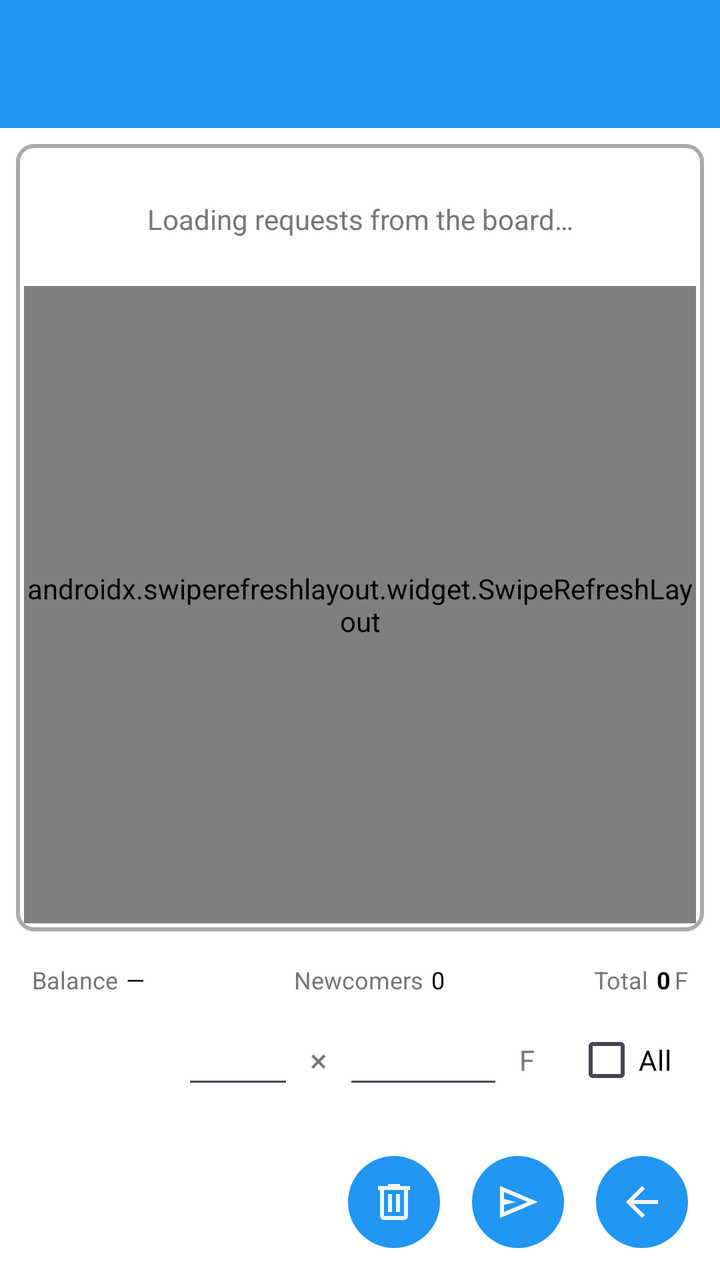
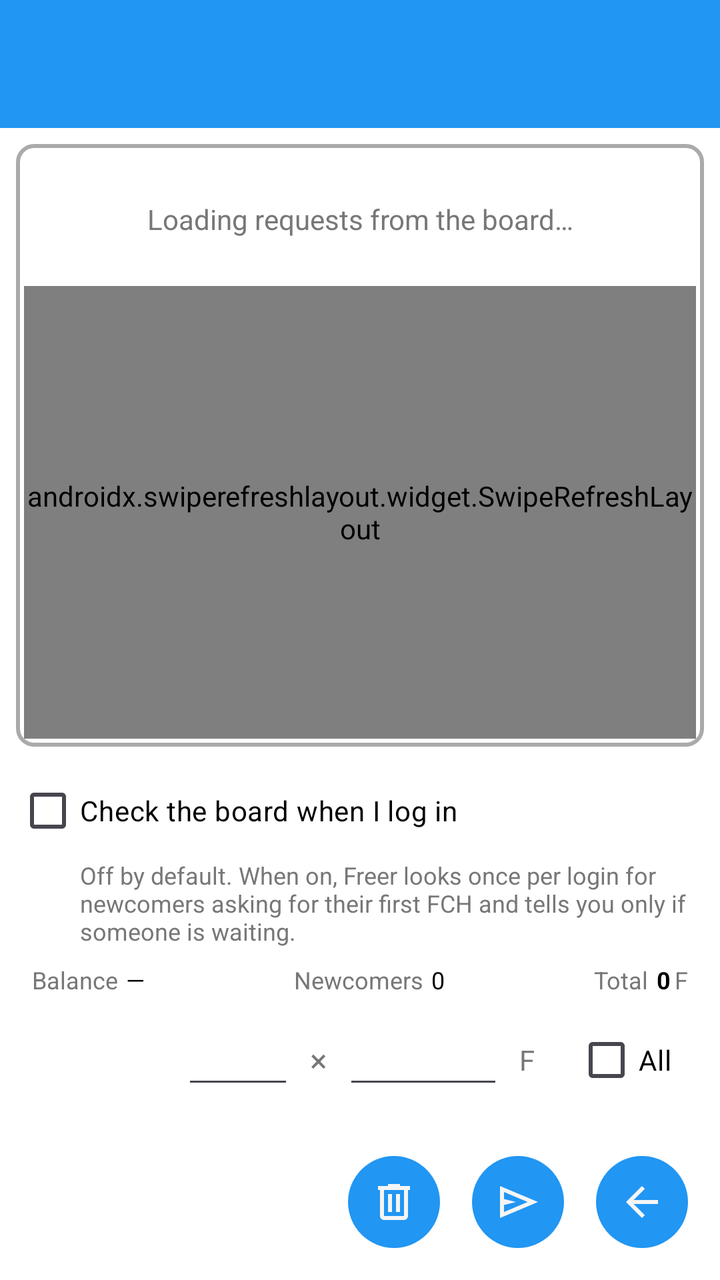

Compare the two renders of this Android layout. The source of the first and the diff that turns it into the second are given below.
<!-- AndroidManifest.xml: application theme Theme.Freer -->
<!-- res/layout/activity_newcomer_requests.xml -->
<?xml version="1.0" encoding="utf-8"?>
<LinearLayout xmlns:android="http://schemas.android.com/apk/res/android"
    android:layout_width="match_parent"
    android:layout_height="match_parent"
    android:orientation="vertical">

    <include layout="@layout/common_toolbar" />

    <LinearLayout
        android:layout_width="match_parent"
        android:layout_height="0dp"
        android:layout_weight="1"
        android:layout_margin="8dp"
        android:padding="4dp"
        android:orientation="vertical"
        android:background="@drawable/container_outline">

        <TextView
            android:id="@+id/empty_text"
            android:layout_width="match_parent"
            android:layout_height="wrap_content"
            android:padding="24dp"
            android:gravity="center"
            android:text="@string/newcomer_requests_loading"
            android:textColor="@color/hint"
            android:textSize="14sp" />

        <androidx.swiperefreshlayout.widget.SwipeRefreshLayout
            android:id="@+id/swipe_refresh_layout"
            android:layout_width="match_parent"
            android:layout_height="0dp"
            android:layout_weight="1">

            <androidx.recyclerview.widget.RecyclerView
                android:id="@+id/requests_recycler_view"
                android:layout_width="match_parent"
                android:layout_height="match_parent"
                android:clipToPadding="false"
                android:paddingBottom="8dp" />

        </androidx.swiperefreshlayout.widget.SwipeRefreshLayout>

    </LinearLayout>
    
    <LinearLayout
        android:layout_width="match_parent"
        android:layout_height="wrap_content"
        android:orientation="horizontal"
        android:paddingStart="16dp"
        android:paddingEnd="16dp"
        android:layout_marginTop="8dp"
        android:gravity="center_vertical">

        <TextView
            android:layout_width="wrap_content"
            android:layout_height="wrap_content"
            android:text="@string/balance"
            android:textColor="@color/hint"
            android:textSize="12sp" />

        <TextView
            android:id="@+id/balance_text"
            android:layout_width="wrap_content"
            android:layout_height="wrap_content"
            android:layout_marginStart="4dp"
            android:text="—"
            android:textColor="@color/text"
            android:textSize="12sp" />

        <View
            android:layout_width="0dp"
            android:layout_height="1dp"
            android:layout_weight="1" />

        <TextView
            android:layout_width="wrap_content"
            android:layout_height="wrap_content"
            android:text="@string/newcomer_requests_newcomers"
            android:textColor="@color/hint"
            android:textSize="12sp" />

        <TextView
            android:id="@+id/newcomer_count_text"
            android:layout_width="wrap_content"
            android:layout_height="wrap_content"
            android:layout_marginStart="4dp"
            android:text="0"
            android:textColor="@color/text"
            android:textSize="12sp" />

        <View
            android:layout_width="0dp"
            android:layout_height="1dp"
            android:layout_weight="1" />

        <TextView
            android:layout_width="wrap_content"
            android:layout_height="wrap_content"
            android:text="@string/newcomer_requests_total"
            android:textColor="@color/hint"
            android:textSize="12sp" />

        <TextView
            android:id="@+id/total_text"
            android:layout_width="wrap_content"
            android:layout_height="wrap_content"
            android:layout_marginStart="4dp"
            android:text="0"
            android:textColor="@color/text"
            android:textStyle="bold"
            android:textSize="12sp" />

        <TextView
            android:layout_width="wrap_content"
            android:layout_height="wrap_content"
            android:layout_marginStart="2dp"
            android:text="F"
            android:textColor="@color/hint"
            android:textSize="12sp" />
    </LinearLayout>

    
    <LinearLayout
        android:layout_width="match_parent"
        android:layout_height="wrap_content"
        android:orientation="horizontal"
        android:paddingStart="16dp"
        android:paddingEnd="8dp"
        android:layout_marginTop="8dp"
        android:layout_marginBottom="8dp"
        android:gravity="center_vertical|end">

        <EditText
            android:id="@+id/count_input"
            android:layout_width="56dp"
            android:layout_height="wrap_content"
            android:inputType="number"
            android:singleLine="true"
            android:gravity="end"
            android:textSize="16sp" />

        <TextView
            android:layout_width="wrap_content"
            android:layout_height="wrap_content"
            android:layout_marginStart="8dp"
            android:layout_marginEnd="8dp"
            android:text="×"
            android:textColor="@color/hint"
            android:textSize="16sp" />

        <EditText
            android:id="@+id/amount_input"
            android:layout_width="80dp"
            android:layout_height="wrap_content"
            android:layout_marginEnd="8dp"
            android:inputType="numberDecimal"
            android:singleLine="true"
            android:gravity="end"
            android:textSize="16sp" />
        <TextView
            android:id="@+id/f"
            android:layout_width="wrap_content"
            android:layout_height="wrap_content"
            android:gravity="end"
            android:text="F"
            android:textColor="@color/hint"
            android:textSize="14sp" />

        <CheckBox
            android:id="@+id/check_all"
            android:layout_width="wrap_content"
            android:layout_height="wrap_content"
            android:layout_gravity="end"
            android:layout_marginStart="20dp"
            android:paddingEnd="16dp"
            android:text="@string/all"
            android:textSize="14sp"
            android:textColor="@color/text" />
    </LinearLayout>
    
    <LinearLayout
        android:layout_width="match_parent"
        android:layout_height="wrap_content"
        android:orientation="horizontal"
        android:paddingStart="16dp"
        android:paddingEnd="8dp"
        android:layout_marginTop="8dp"
        android:layout_marginBottom="8dp"
        android:gravity="center_vertical|end">

        <ImageButton
            android:id="@+id/ignore_button"
            style="@style/ImageButtonStyle"
            android:src="@drawable/ic_delete"
            android:contentDescription="@string/newcomer_requests_ignore" />

        <ImageButton
            android:id="@+id/send_button"
            style="@style/ImageButtonStyle"
            android:src="@drawable/ic_send"
            android:contentDescription="@string/send" />

        <ImageButton
            android:id="@+id/back_button"
            style="@style/ImageButtonStyle"
            android:src="@drawable/ic_back"
            android:contentDescription="@string/back" />

    </LinearLayout>

</LinearLayout>
<!-- res/layout/common_toolbar.xml (included above) -->
<?xml version="1.0" encoding="utf-8"?>
<androidx.appcompat.widget.Toolbar xmlns:android="http://schemas.android.com/apk/res/android"
    xmlns:app="http://schemas.android.com/apk/res-auto"
    android:id="@+id/toolbar"
    android:layout_width="match_parent"
    android:layout_height="?attr/actionBarSize"
    android:background="@color/accent"
    android:theme="@style/ThemeOverlay.Freer.Toolbar">

    <LinearLayout
        android:id="@+id/toolbar_fid_container"
        android:layout_width="wrap_content"
        android:layout_height="match_parent"
        android:layout_gravity="end"
        android:orientation="horizontal"
        android:gravity="end|center_vertical"
        android:visibility="gone"
        android:clickable="true"
        android:focusable="true"
        android:paddingStart="8dp"
        android:paddingEnd="16dp"
        android:background="?android:attr/selectableItemBackground">

        <TextView
            android:id="@+id/toolbar_fid_text"
            android:layout_width="130dp"
            android:layout_height="wrap_content"
            android:textColor="@color/main_background"
            android:paddingStart="8dp"
            android:paddingEnd="4dp"
            android:textSize="14sp"
            android:maxLines="1"
            android:gravity="end"
            android:ellipsize="middle" />

        <ImageView
            android:id="@+id/toolbar_avatar"
            android:layout_width="42dp"
            android:layout_height="42dp"
            android:background="@color/accent"
            android:scaleType="centerCrop"
            android:contentDescription="@string/avatar" />

    </LinearLayout>

</androidx.appcompat.widget.Toolbar>
<!-- resources referenced by this layout -->
<resources>
  <color name="accent">#2196F3</color>
  <color name="hint">#777777</color>
  <color name="main_background">#F5F5F5</color>
  <color name="text">#000000</color>
  <!-- drawable container_outline (drawable) -->
  <?xml version="1.0" encoding="utf-8"?>
  <shape xmlns:android="http://schemas.android.com/apk/res/android"
      android:shape="rectangle"
      >
      <solid android:color="#00000000" />
      <stroke
          android:width="2dp"
          android:color="@color/container_outline" />
      <corners android:radius="8dp" />
  </shape>
  <!-- drawable ic_back (drawable) -->
  <vector xmlns:android="http://schemas.android.com/apk/res/android"
      android:width="24dp"
      android:height="24dp"
      android:viewportWidth="960"
      android:viewportHeight="960">
    <path
        android:pathData="m313,520 l224,224 -57,56 -320,-320 320,-320 57,56 -224,224h487v80L313,520Z"
        android:fillColor="@color/main_background"/>
  </vector>
  <!-- drawable ic_delete (drawable) -->
  <vector xmlns:android="http://schemas.android.com/apk/res/android"
      android:width="24dp"
      android:height="24dp"
      android:viewportWidth="960"
      android:viewportHeight="960">
    <path
        android:pathData="M280,840q-33,0 -56.5,-23.5T200,760v-520h-40v-80h200v-40h240v40h200v80h-40v520q0,33 -23.5,56.5T680,840L280,840ZM680,240L280,240v520h400v-520ZM360,680h80v-360h-80v360ZM520,680h80v-360h-80v360ZM280,240v520,-520Z"
        android:fillColor="#000000"/>
  </vector>
  <!-- drawable ic_send (drawable) -->
  <vector xmlns:android="http://schemas.android.com/apk/res/android"
      android:width="24dp"
      android:height="24dp"
      android:viewportWidth="960"
      android:viewportHeight="960">
    <path
        android:pathData="M120,800v-640l760,320 -760,320ZM200,680 L674,480 200,280v140l240,60 -240,60v140ZM200,680v-400,400Z"
        android:fillColor="@color/warning"/>
  </vector>
  <string name="all">All</string>
  <string name="avatar">Avatar</string>
  <string name="back">Back</string>
  <string name="balance">Balance</string>
  <string name="newcomer_requests_ignore">Ignore</string>
  <string name="newcomer_requests_loading">Loading requests from the board…</string>
  <string name="newcomer_requests_newcomers">Newcomers</string>
  <string name="newcomer_requests_total">Total</string>
  <string name="send">Send</string>
  <style name="ImageButtonStyle">
          <item name="android:layout_width">46dp</item>
          <item name="android:layout_height">46dp</item>
          <item name="android:layout_margin">8dp</item>
          <item name="android:background">@drawable/bg_round_accent</item>
          <item name="android:tint">@color/main_background</item>
          <item name="android:scaleType">centerInside</item>
          <item name="android:padding">8dp</item>
      </style>
  <style name="ThemeOverlay.Freer.Toolbar" parent="ThemeOverlay.AppCompat.ActionBar">
          <item name="android:textColorPrimary">@color/main_background</item>
          <item name="android:textColorSecondary">@color/main_background</item>
      </style>
  <style name="Theme.Freer" parent="Base.Theme.Freer" />
  <color name="container_outline">#AAAAAA</color>
  <color name="warning">#FF9800</color>
  <!-- drawable bg_round_accent (drawable) -->
  <?xml version="1.0" encoding="utf-8"?>
  <shape xmlns:android="http://schemas.android.com/apk/res/android"
      android:shape="oval">
      <solid android:color="@color/accent" />
  </shape>
  <!-- unchanged entries left out for length: 1 -->
</resources>

<!-- the commit's change to res/layout/activity_newcomer_requests.xml (unified diff, before → after) -->
@@ -41,6 +41,27 @@
         </androidx.swiperefreshlayout.widget.SwipeRefreshLayout>
 
     </LinearLayout>
+
+    
+    <CheckBox
+        android:id="@+id/cb_check_board_at_login"
+        android:layout_width="match_parent"
+        android:layout_height="wrap_content"
+        android:layout_marginStart="8dp"
+        android:layout_marginEnd="8dp"
+        android:text="@string/check_board_at_login"
+        android:textColor="@color/text"
+        android:textSize="14sp" />
+
+    <TextView
+        android:layout_width="match_parent"
+        android:layout_height="wrap_content"
+        android:layout_marginStart="40dp"
+        android:layout_marginEnd="16dp"
+        android:text="@string/check_board_at_login_hint"
+        android:textColor="@color/hint"
+        android:textSize="12sp" />
+
     
     <LinearLayout
         android:layout_width="match_parent"
<!-- resource entries referenced after the edit -->
@@ -49,6 +49,8 @@
   <string name="avatar">Avatar</string>
   <string name="back">Back</string>
   <string name="balance">Balance</string>
+  <string name="check_board_at_login">Check the board when I log in</string>
+  <string name="check_board_at_login_hint">Off by default. When on, Freer looks once per login for newcomers asking for their first FCH and tells you only if someone is waiting.</string>
   <string name="newcomer_requests_ignore">Ignore</string>
   <string name="newcomer_requests_loading">Loading requests from the board…</string>
   <string name="newcomer_requests_newcomers">Newcomers</string>
